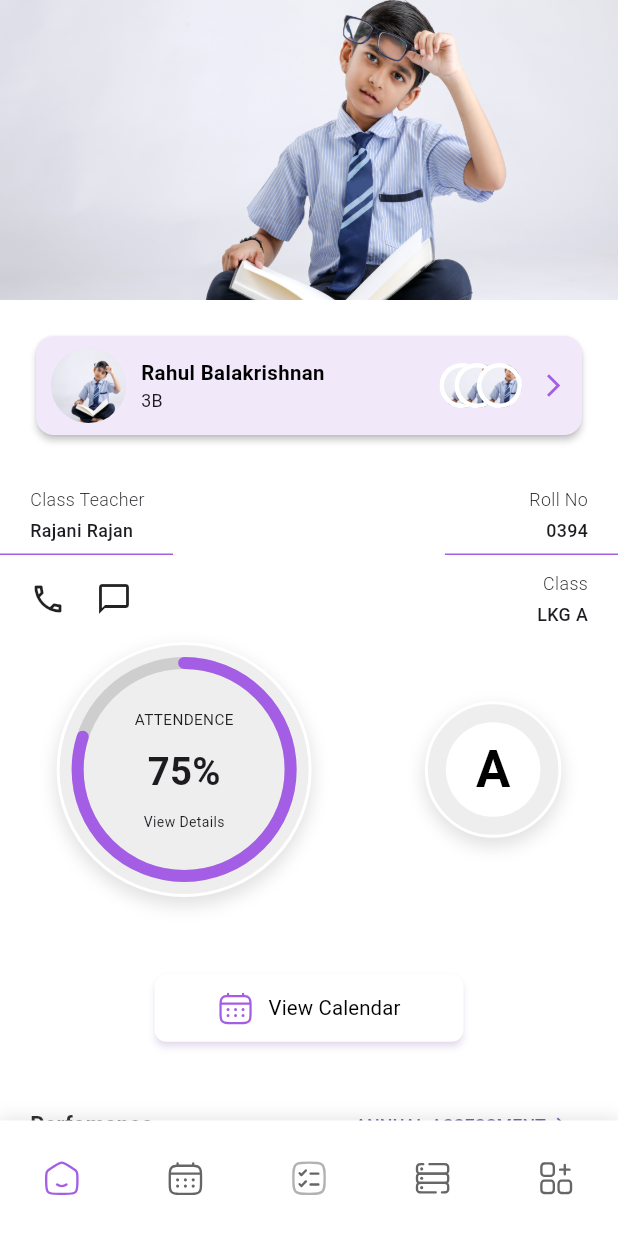
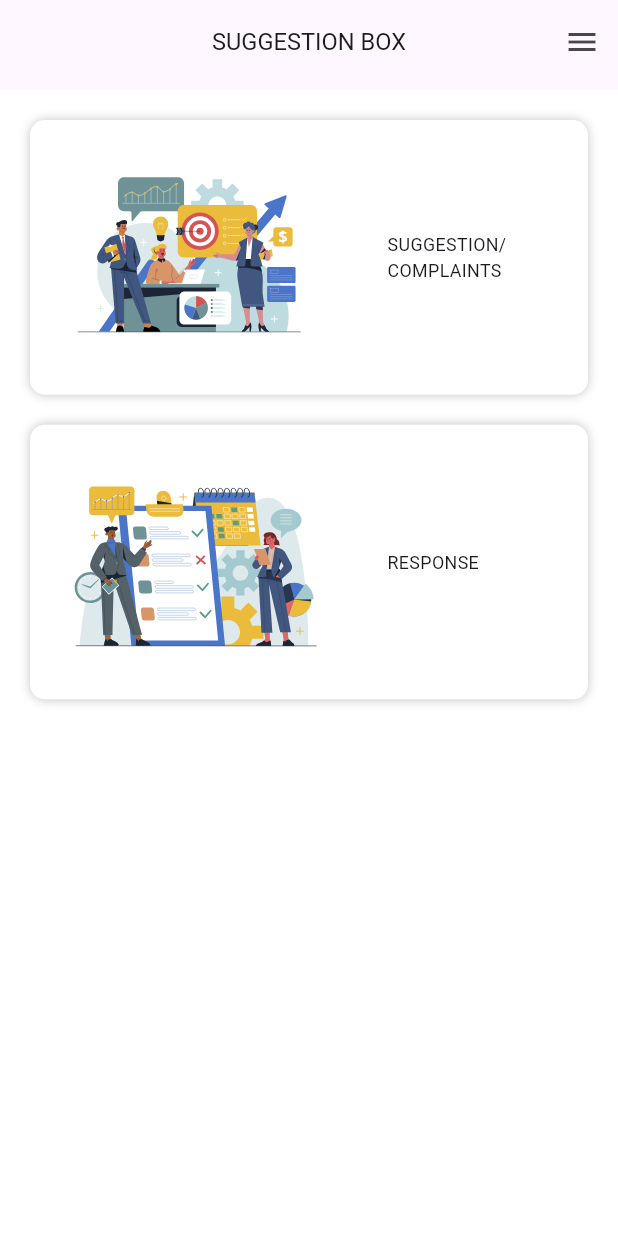
Before and after one commit to akshaykc222/mash_test, a Flutter app: the screen it shows after launch, on a phone screen of 412 x 824 dp. Run offline on Flutter 3.47's test engine with Material 3 defaults, Android fonts, the phone set to English and light mode, and no system bars; our stand-ins replace bloc, cached_network_image, cloud_firestore, confetti, dio, equatable and 18 more; accounts and stored records are empty; Roboto replaces fonts that are missing (SofiPro).

Commit message:
suggestion commit

```diff
--- /dev/null
+++ b/lib/mash/domain/entities/suggestionBox/suggestion_box_item_model.dart
@@ -0,0 +1,11 @@
+class SuggestionItemModel {
+  final String title;
+  final String asset;
+  final Function onTap;
+
+  SuggestionItemModel({
+    required this.title,
+    required this.asset,
+    required this.onTap,
+  });
+}
--- /dev/null
+++ b/lib/mash/presentation/pages/home/suggestionBox/suggestion_box_main_screen.dart
@@ -0,0 +1,92 @@
+import 'package:flutter/material.dart';
+import 'package:flutter_svg/flutter_svg.dart';
+import 'package:go_router/go_router.dart';
+import 'package:mash/mash/domain/entities/suggestionBox/suggestion_box_item_model.dart';
+import 'package:mash/mash/presentation/router/app_pages.dart';
+import 'package:mash/mash/presentation/utils/app_assets.dart';
+import 'package:mash/mash/presentation/utils/size_utility.dart';
+import 'package:mash/mash/presentation/widgets/common_appbar.dart';
+import 'package:mash/mash/presentation/widgets/side_drawer.dart';
+
+class SuggestionMainScreen extends StatelessWidget {
+  const SuggestionMainScreen({super.key});
+
+  @override
+  Widget build(BuildContext context) {
+    return  Scaffold(
+      appBar: commonAppbar(title: 'SUGGESTION BOX'),
+      endDrawer: DrawerWidget(),
+      body: suggestionBody(context),
+    );
+  }
+
+  suggestionBody(BuildContext context) {
+    List<SuggestionItemModel> items = [
+      SuggestionItemModel(
+          title: 'SUGGESTION/COMPLAINTS',
+          asset: AppAssets.suggestionImage,
+          onTap: () {
+             GoRouter.of(context).pushNamed(AppPages.suggestionScreen);
+          }),
+      SuggestionItemModel(
+          title: 'RESPONSE',
+          asset: AppAssets.responseImage,
+          onTap: () {
+            // GoRouter.of(context).pushNamed(AppPages.academicLibraryScreen);
+          }),
+    ];
+    var size = MediaQuery.sizeOf(context);
+    return SizedBox(
+      height: size.height,
+      width: size.width,
+      child: Padding(
+        padding: const EdgeInsets.only(top: 10, right: 10, left: 10),
+        child: ListView.builder(
+            itemCount: 2,
+            itemBuilder: (context, index) {
+              // return libraryCard(()=> GoRouter.of(context).pushNamed(routes[0]),titleList[index],list[index]);
+              return suggestionCard(items[index], context);
+            }),
+      ),
+    );
+  }
+
+
+  suggestionCard(SuggestionItemModel data, BuildContext context) {
+    return Padding(
+      padding: const EdgeInsets.all(10),
+      child: InkWell(
+          onTap: () => data.onTap(),
+          child: Container(
+            height: SizeUtility(context).height / 4.5,
+            decoration: BoxDecoration(
+              color: Colors.white,
+              borderRadius: BorderRadius.circular(10),
+              boxShadow: [
+                BoxShadow(
+                  color: Colors.grey.withOpacity(0.6),
+                  blurRadius: 5.0,
+                ),
+              ],
+            ),
+            child: Row(
+              children: [
+                Expanded(
+                  flex: 3,
+                  child: Padding(
+                    padding: const EdgeInsets.all(15.0),
+                    child: SvgPicture.asset(data.asset),
+                  ),
+                ),
+                Expanded(
+                  flex: 2,
+                  child: Padding(
+                      padding: const EdgeInsets.all(15.0),
+                      child: Text(data.title)),
+                )
+              ],
+            ),
+          )),
+    );
+  }
+}
--- a/lib/mash/presentation/router/app_pages.dart
+++ b/lib/mash/presentation/router/app_pages.dart
@@ -45,9 +45,13 @@ class AppPages {
   static const noticeBoardDetailScreen = '/noticeDetailScreen';
 
   //timeTable
-
   static const timeTableMainScreen = '/timeTableMainScreen';
   static const weeklyTimetableScreen = '/weeklyTimetableScreen';
+
+  //suggestion
+  static const suggestionMainScreen = '/suggestionMainScreen';
+  static const suggestionScreen = '/suggestionScreen';
+
 
   static const homeWorksViewScreen = '/homeWorksViewScreen';
   static const homeWorksViewDetailsScreen = '/homeWorksViewDetailsScreen';
--- a/lib/mash/presentation/router/router_config.dart
+++ b/lib/mash/presentation/router/router_config.dart
@@ -13,16 +13,17 @@ import 'package:mash/mash/presentation/pages/home/library/academics_screen.dart'
 import 'package:mash/mash/presentation/pages/home/newsBoard/nb_detail_screen.dart';
 import 'package:mash/mash/presentation/pages/home/newsBoard/nb_main_screen.dart';
 import 'package:mash/mash/presentation/pages/home/notes/note_screen.dart';
+import 'package:mash/mash/presentation/pages/home/notes/widgets/add_note_widget.dart';
+import 'package:mash/mash/presentation/pages/home/notes/widgets/note_adding_screen.dart';
 import 'package:mash/mash/presentation/pages/home/noticeBoard/notice_board_detail_screen.dart';
 import 'package:mash/mash/presentation/pages/home/noticeBoard/notice_board_main_screen.dart';
 import 'package:mash/mash/presentation/pages/home/progressReport/progress_report.dart';
-import 'package:mash/mash/presentation/pages/home/notes/widgets/add_note_widget.dart';
-import 'package:mash/mash/presentation/pages/home/notes/widgets/note_adding_screen.dart';
 import 'package:mash/mash/presentation/pages/home/quiz/question_page.dart';
 import 'package:mash/mash/presentation/pages/home/quiz/quiz_get_ready_screen.dart';
 import 'package:mash/mash/presentation/pages/home/quiz/quiz_onboarding.dart';
 import 'package:mash/mash/presentation/pages/home/quiz/quiz_profile.dart';
 import 'package:mash/mash/presentation/pages/home/quiz/quiz_ranking_screen.dart';
+import 'package:mash/mash/presentation/pages/home/suggestionBox/suggestion_box_main_screen.dart';
 import 'package:mash/mash/presentation/pages/home/syllabus/syllabus.dart';
 import 'package:mash/mash/presentation/pages/home/timeTable/weekly_time_table.dart';
 import 'package:mash/mash/presentation/pages/home/transferCertificate/tc_cancel_screen.dart';
@@ -33,6 +34,7 @@ import 'package:mash/mash/presentation/router/app_pages.dart';
 
 import '../pages/home/home_screen.dart';
 import '../pages/home/quiz/quiz_completed_screen.dart';
+import '../pages/home/suggestionBox/suggestion_screen.dart';
 import '../pages/splash_screen.dart';
 import '../utils/enums.dart';
 
@@ -46,7 +48,7 @@ class AppRouteManager {
     );
   }
 
-  static GoRouter router = GoRouter(initialLocation: AppPages.home, routes: [
+  static GoRouter router = GoRouter(initialLocation: AppPages.suggestionMainScreen, routes: [
     GoRoute(
       path: AppPages.home,
       name: AppPages.home,
@@ -197,6 +199,14 @@ GoRoute(
       name: AppPages.weeklyTimetableScreen,
       path: AppPages.weeklyTimetableScreen,
       builder: (context, state) => const WeeklyTimeTable(),
+    ),GoRoute(
+      name: AppPages.suggestionMainScreen,
+      path: AppPages.suggestionMainScreen,
+      builder: (context, state) => const SuggestionMainScreen(),
+    ),GoRoute(
+      name: AppPages.suggestionScreen,
+      path: AppPages.suggestionScreen,
+      builder: (context, state) => const SuggestionScreen(),
     ),
     GoRoute(path: home(), builder: _homePageRouteBuilder)
   ]);
--- a/lib/mash/presentation/utils/app_assets.dart
+++ b/lib/mash/presentation/utils/app_assets.dart
@@ -61,6 +61,11 @@ class AppAssets {
 
   static const tekieImg = 'assets/images/tekie_img.png';
 
+  // suggestion
+  static const suggestionImage = 'assets/images/app_image_suggestion.svg';
+  static const responseImage = 'assets/images/app_image_response.svg';
+
+
   // Icons
   static const homeTabIcon = 'assets/icons/home_tab.svg';
   static const libraryTabIcon = 'assets/icons/library_tab.svg';
@@ -73,6 +78,7 @@ class AppAssets {
   static const uploadIcon = 'assets/icons/upload.svg';
   static const bulbIcon = 'assets/icons/bulb.svg';
 
+
   static var tcApply = "";
 
   static var tcCancel = "";
```
Also changed, not shown: lib/mash/presentation/pages/home/library/library_screen.dart (+6 -6 lines), lib/mash/presentation/pages/home/suggestionBox/suggestion_screen.dart (added, +187 -0 lines), assets/images/app_image_response.svg (added), assets/images/app_image_suggestion.svg (added).
